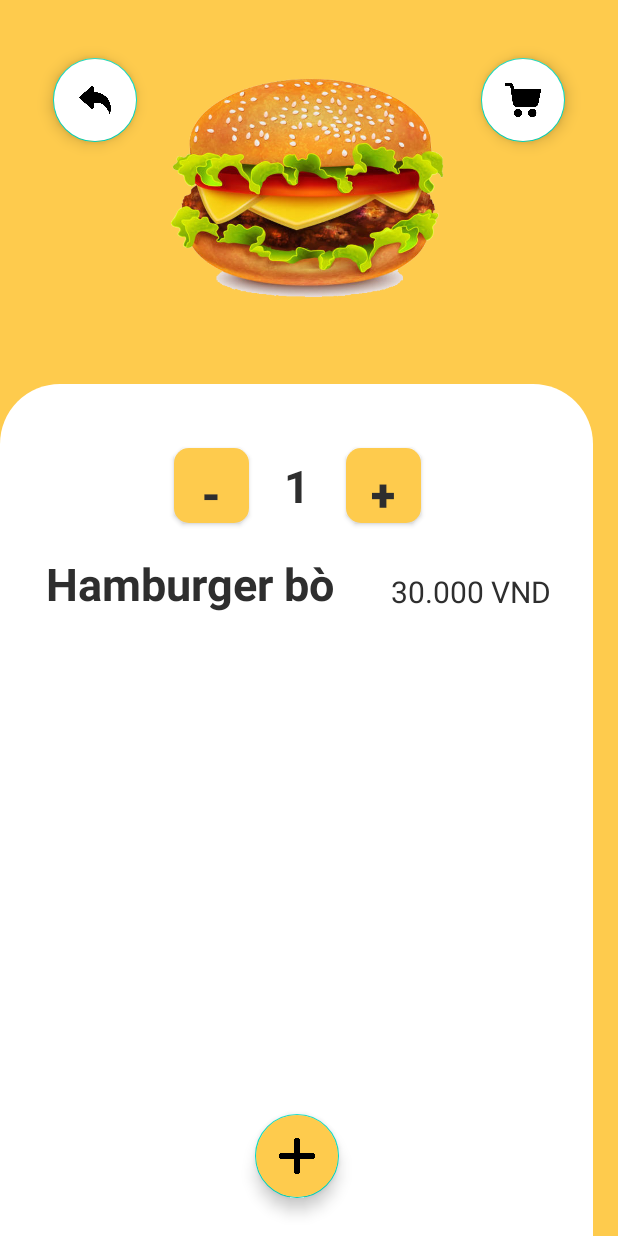
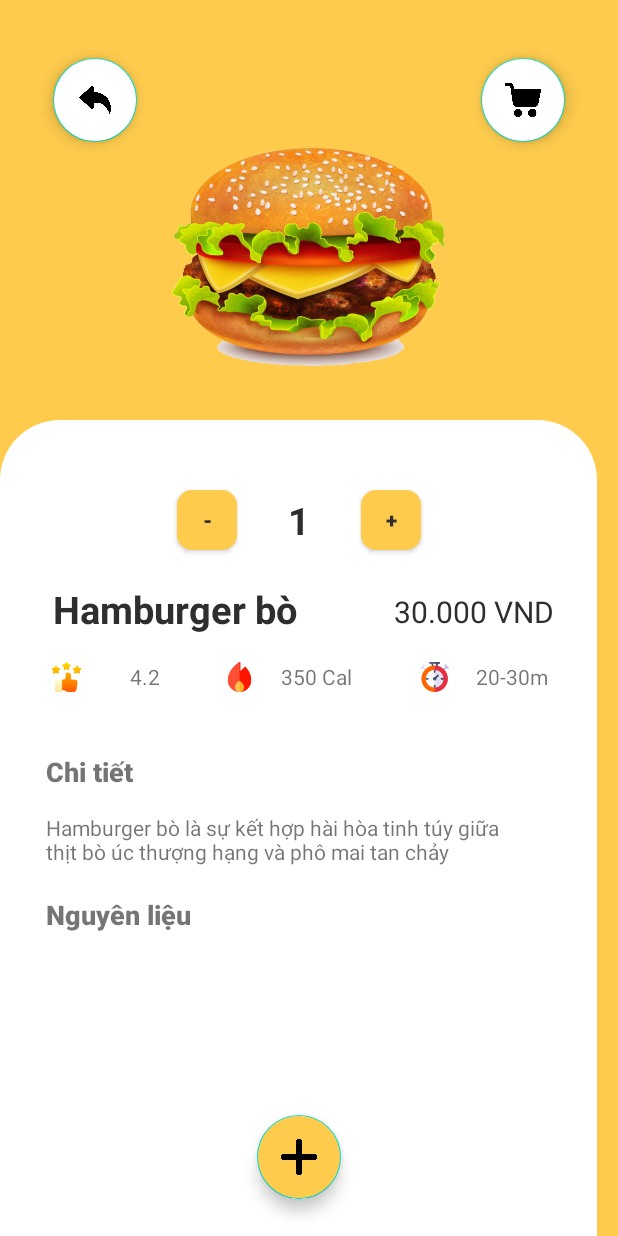
Before and after one commit to vienhuynhemc/eat-simple, an Android app: the screen it shows after launch (activity_detail before the commit, Activity_detail after it), on a phone screen of 412 x 824 dp. Run offline under Robolectric (Android 15) with nearby library versions, the light colour scheme and no system bars.

Commit message:
update basic detail page interface

```diff
--- a/app/src/main/AndroidManifest.xml
+++ b/app/src/main/AndroidManifest.xml
@@ -11,7 +11,7 @@
         android:supportsRtl="true"
         android:theme="@style/Theme.EatSimple"
         tools:ignore="AllowBackup">
-        <activity android:name=".detail.activity_detail">
+        <activity android:name=".detail.Activity_detail">
             <intent-filter>
                 <action android:name="android.intent.action.MAIN" />
 
--- a/app/src/main/java/com/vientamthuong/eatsimple/detail/activity_detail.java
+++ b/app/src/main/java/com/vientamthuong/eatsimple/detail/Activity_detail.java
@@ -6,7 +6,7 @@ import android.os.Bundle;
 
 import com.vientamthuong.eatsimple.R;
 
-public class activity_detail extends AppCompatActivity {
+public class Activity_detail extends AppCompatActivity {
 
     @Override
     protected void onCreate(Bundle savedInstanceState) {
--- a/app/src/main/res/layout/activity_detail.xml
+++ b/app/src/main/res/layout/activity_detail.xml
@@ -6,13 +6,13 @@
     android:layout_height="match_parent"
     android:background="@color/color_main"
 
-    tools:context=".detail.activity_detail">
+    tools:context=".detail.Activity_detail">
 
 
     <androidx.constraintlayout.widget.ConstraintLayout
         android:id="@+id/constraintLayout"
-        android:layout_width="395dp"
-        android:layout_height="568dp"
+        android:layout_width="398dp"
+        android:layout_height="544dp"
         android:background="@drawable/activity_detail_bg"
         app:layout_constraintBottom_toBottomOf="parent"
         app:layout_constraintEnd_toEndOf="parent"
@@ -44,7 +44,7 @@
             android:fontFamily="sans-serif"
             android:text="Hamburger bò"
             android:textColor="@color/color_text_main"
-            android:textSize="30dp"
+            android:textSize="25dp"
             android:textStyle="bold"
             app:layout_constraintBottom_toBottomOf="parent"
             app:layout_constraintEnd_toEndOf="parent"
@@ -66,7 +66,7 @@
             app:layout_constraintHorizontal_bias="0.902"
             app:layout_constraintStart_toStartOf="parent"
             app:layout_constraintTop_toTopOf="parent"
-            app:layout_constraintVertical_bias="0.23" />
+            app:layout_constraintVertical_bias="0.22" />
 
         <androidx.constraintlayout.widget.ConstraintLayout
             android:layout_width="193dp"
@@ -79,15 +79,15 @@
 
             <Button
                 android:id="@+id/button1"
-                android:layout_width="50dp"
-                android:layout_height="50dp"
+                android:layout_width="40dp"
+                android:layout_height="40dp"
                 android:layout_marginVertical="0.5dp"
                 android:background="@drawable/detail_button"
                 android:gravity="center"
                 android:text="+"
                 android:textAlignment="center"
                 android:textColor="@color/color_text_main"
-                android:textSize="30dp"
+
                 android:textStyle="bold"
                 app:layout_constraintBottom_toBottomOf="parent"
                 app:layout_constraintEnd_toEndOf="parent"
@@ -101,7 +101,7 @@
                 android:layout_height="wrap_content"
                 android:text="1"
                 android:textColor="@color/color_text_main"
-                android:textSize="30dp"
+                android:textSize="25dp"
                 android:textStyle="bold"
                 app:layout_constraintBottom_toBottomOf="parent"
                 app:layout_constraintEnd_toEndOf="parent"
@@ -111,13 +111,12 @@
 
             <Button
                 android:id="@+id/button2"
-                android:layout_width="50dp"
-                android:layout_height="50dp"
+                android:layout_width="40dp"
+                android:layout_height="40dp"
                 android:background="@drawable/detail_button"
                 android:gravity="center"
                 android:text="-"
                 android:textColor="@color/color_text_main"
-                android:textSize="30dp"
                 android:textStyle="bold"
                 app:layout_constraintBottom_toBottomOf="parent"
                 app:layout_constraintEnd_toEndOf="parent"
@@ -126,6 +125,125 @@
                 app:layout_constraintTop_toTopOf="parent" />
 
         </androidx.constraintlayout.widget.ConstraintLayout>
+
+        <LinearLayout
+            android:layout_width="394dp"
+            android:layout_height="40dp"
+            android:orientation="horizontal"
+            app:layout_constraintBottom_toBottomOf="parent"
+            app:layout_constraintEnd_toEndOf="parent"
+            app:layout_constraintStart_toStartOf="parent"
+            app:layout_constraintTop_toTopOf="parent"
+            app:layout_constraintVertical_bias="0.32">
+
+            <LinearLayout
+                android:layout_width="130dp"
+                android:layout_height="match_parent"
+                android:orientation="horizontal"
+
+                >
+
+                <ImageView
+                    android:id="@+id/rating"
+                    android:layout_width="80dp"
+                    android:layout_height="20dp"
+                    android:layout_weight="1"
+                    app:srcCompat="@drawable/activity_detail_rating" />
+
+                <TextView
+                    android:id="@+id/ratingtxt"
+                    android:layout_width="40dp"
+                    android:layout_height="20dp"
+                    android:layout_weight="1"
+                    android:text="4.2" />
+            </LinearLayout>
+
+            <LinearLayout
+                android:layout_width="130dp"
+                android:layout_height="match_parent"
+                android:orientation="horizontal"
+
+                >
+
+                <ImageView
+                    android:id="@+id/calo"
+                    android:layout_width="80dp"
+                    android:layout_height="20dp"
+                    android:layout_weight="1"
+                    app:srcCompat="@drawable/activity_detail_calories" />
+
+                <TextView
+                    android:id="@+id/calotxt"
+                    android:layout_width="100dp"
+                    android:layout_height="20dp"
+                    android:layout_weight="1"
+                    android:text="350 Cal" />
+            </LinearLayout>
+
+            <LinearLayout
+                android:layout_width="130dp"
+                android:layout_height="match_parent"
+                android:orientation="horizontal"
+
+                >
+
+                <ImageView
+                    android:id="@+id/time"
+                    android:layout_width="80dp"
+                    android:layout_height="20dp"
+                    android:layout_weight="1"
+                    app:srcCompat="@drawable/stopwatch" />
+
+                <TextView
+                    android:id="@+id/timetxt"
+                    android:layout_width="100dp"
+                    android:layout_height="20dp"
+                    android:layout_weight="1"
+                    android:text="20-30m" />
+            </LinearLayout>
+
+        </LinearLayout>
+
+        <LinearLayout
+            android:layout_width="397dp"
+            android:layout_height="322dp"
+            android:orientation="vertical"
+            app:layout_constraintBottom_toBottomOf="parent"
+            app:layout_constraintEnd_toEndOf="parent"
+            app:layout_constraintStart_toStartOf="parent"
+            app:layout_constraintTop_toTopOf="parent"
+            app:layout_constraintVertical_bias="1.0">
+
+            <TextView
+                android:id="@+id/chitiet"
+                android:layout_width="100dp"
+                android:layout_height="40dp"
+                android:fontFamily="sans-serif-black"
+                android:paddingLeft="30dp"
+                android:text="Chi tiết"
+                android:textSize="18dp" />
+
+            <TextView
+                android:id="@+id/contentdetail"
+                android:layout_width="350dp"
+                android:layout_height="wrap_content"
+                android:fontFamily="sans-serif"
+                android:paddingLeft="30dp"
+                android:text="Hamburger bò là sự kết hợp
+hài hòa tinh túy giữa thịt bò úc thượng hạng và phô mai tan chảy" />
+
+            <TextView
+                android:id="@+id/ingredient"
+                android:layout_width="200dp"
+                android:layout_height="60dp"
+                android:fontFamily="sans-serif-black"
+                android:paddingLeft="30dp"
+                android:paddingTop="20dp"
+                android:text="Nguyên liệu"
+                android:textSize="18dp" />
+
+
+        </LinearLayout>
 
 
     </androidx.constraintlayout.widget.ConstraintLayout>
@@ -137,10 +255,10 @@
         android:elevation="0dp"
         app:layout_constraintBottom_toBottomOf="parent"
         app:layout_constraintEnd_toEndOf="parent"
-        app:layout_constraintHorizontal_bias="0.505"
+        app:layout_constraintHorizontal_bias="0.506"
         app:layout_constraintStart_toStartOf="parent"
         app:layout_constraintTop_toTopOf="parent"
-        app:layout_constraintVertical_bias="0.001"
+        app:layout_constraintVertical_bias="0.079"
         app:srcCompat="@drawable/activity_detail_ham" />
 
     <com.google.android.material.floatingactionbutton.FloatingActionButton
```
Also changed, not shown: app/src/main/res/drawable/activity_detail_calories.png (added), app/src/main/res/drawable/activity_detail_rating.png (added), app/src/main/res/drawable/stopwatch.png (added).
